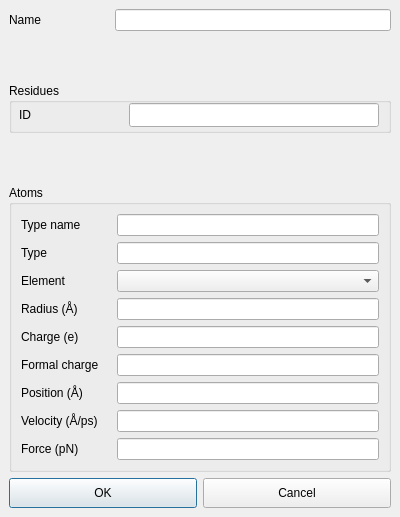
Above: source/VIEW/DIALOGS/compositeProperties.ui from BALL-Project/ball before the change. Below: the same form after it.
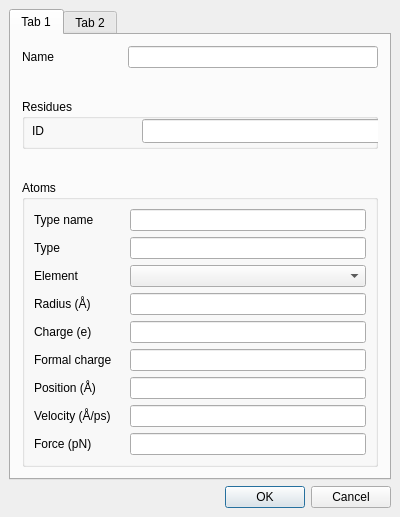
That is the form after the change. The open tabs and pages were chosen to show the change. Custom widgets are drawn as their Qt base class.

Commit message: Added the PropertyEditor widget to CompositeProperties dialog

Patch:
```diff
--- a/source/VIEW/DIALOGS/compositeProperties.ui
+++ b/source/VIEW/DIALOGS/compositeProperties.ui
@@ -12,10 +12,8 @@
     <height>517</height>
    </rect>
   </property>
-  <property name="sizePolicy" >
-   <sizepolicy>
-    <hsizetype>0</hsizetype>
-    <vsizetype>0</vsizetype>
+  <property name="sizePolicy">
+   <sizepolicy hsizetype="Fixed" vsizetype="Fixed">
     <horstretch>0</horstretch>
     <verstretch>0</verstretch>
    </sizepolicy>
@@ -35,82 +33,182 @@
   <property name="windowTitle" >
    <string>Properties</string>
   </property>
-  <layout class="QGridLayout" >
-   <property name="margin" >
+  <layout class="QVBoxLayout" name="verticalLayout">
+   <property name="spacing">
+    <number>6</number>
+   </property>
+   <property name="margin">
     <number>9</number>
    </property>
-   <property name="spacing" >
+   <item>
+    <widget class="QTabWidget" name="tabWidget">
+     <property name="currentIndex">
+      <number>1</number>
+     </property>
+     <widget class="QWidget" name="standard">
+      <attribute name="title">
+       <string>Tab 1</string>
+      </attribute>
+      <layout class="QVBoxLayout" name="verticalLayout_2">
+       <item>
+        <layout class="QHBoxLayout" name="_4">
+         <property name="spacing">
     <number>6</number>
    </property>
-   <item row="5" column="0" colspan="2" >
-    <layout class="QHBoxLayout" >
-     <property name="margin" >
+         <property name="margin">
       <number>0</number>
      </property>
-     <property name="spacing" >
-      <number>6</number>
-     </property>
      <item>
-      <widget class="QPushButton" name="ok_button" >
-       <property name="minimumSize" >
+          <widget class="QLabel" name="textLabel1">
+           <property name="sizePolicy">
+            <sizepolicy hsizetype="Fixed" vsizetype="Minimum">
+             <horstretch>0</horstretch>
+             <verstretch>0</verstretch>
+            </sizepolicy>
+           </property>
+           <property name="minimumSize">
         <size>
-         <width>186</width>
-         <height>30</height>
-        </size>
-       </property>
-       <property name="maximumSize" >
+             <width>100</width>
+             <height>0</height>
+            </size>
+           </property>
+           <property name="maximumSize">
         <size>
-         <width>32767</width>
-         <height>30</height>
-        </size>
-       </property>
-       <property name="text" >
-        <string>OK</string>
-       </property>
-       <property name="default" >
-        <bool>true</bool>
+             <width>100</width>
+             <height>32767</height>
+            </size>
+           </property>
+           <property name="text">
+            <string>Name</string>
+           </property>
+           <property name="alignment">
+            <set>Qt::AlignLeading|Qt::AlignLeft|Qt::AlignVCenter</set>
        </property>
       </widget>
      </item>
      <item>
-      <widget class="QPushButton" name="cancel_button" >
-       <property name="minimumSize" >
-        <size>
-         <width>186</width>
-         <height>30</height>
-        </size>
-       </property>
-       <property name="maximumSize" >
-        <size>
-         <width>32767</width>
-         <height>30</height>
-        </size>
-       </property>
-       <property name="text" >
-        <string>Cancel</string>
+          <widget class="QLineEdit" name="name_edit">
+           <property name="sizePolicy">
+            <sizepolicy hsizetype="Expanding" vsizetype="Minimum">
+             <horstretch>0</horstretch>
+             <verstretch>0</verstretch>
+            </sizepolicy>
        </property>
       </widget>
      </item>
     </layout>
    </item>
-   <item row="4" column="0" colspan="2" >
-    <widget class="QGroupBox" name="atoms_box" >
-     <property name="title" >
+       <item>
+        <spacer name="spacer">
+         <property name="orientation">
+          <enum>Qt::Vertical</enum>
+         </property>
+         <property name="sizeHint" stdset="0">
+          <size>
+           <width>20</width>
+           <height>15</height>
+          </size>
+         </property>
+        </spacer>
+       </item>
+       <item>
+        <widget class="QGroupBox" name="residues_box">
+         <property name="minimumSize">
+          <size>
+           <width>16</width>
+           <height>50</height>
+          </size>
+         </property>
+         <property name="title">
+          <string>Residues</string>
+         </property>
+         <widget class="QLabel" name="textLabel1_2">
+          <property name="geometry">
+           <rect>
+            <x>10</x>
+            <y>20</y>
+            <width>110</width>
+            <height>24</height>
+           </rect>
+          </property>
+          <property name="sizePolicy">
+           <sizepolicy hsizetype="Fixed" vsizetype="Preferred">
+            <horstretch>0</horstretch>
+            <verstretch>0</verstretch>
+           </sizepolicy>
+          </property>
+          <property name="minimumSize">
+           <size>
+            <width>110</width>
+            <height>0</height>
+           </size>
+          </property>
+          <property name="maximumSize">
+           <size>
+            <width>110</width>
+            <height>32767</height>
+           </size>
+          </property>
+          <property name="text">
+           <string>ID</string>
+          </property>
+          <property name="alignment">
+           <set>Qt::AlignLeading|Qt::AlignLeft|Qt::AlignVCenter</set>
+          </property>
+         </widget>
+         <widget class="QLineEdit" name="id_edit">
+          <property name="geometry">
+           <rect>
+            <x>120</x>
+            <y>20</y>
+            <width>250</width>
+            <height>24</height>
+           </rect>
+          </property>
+          <property name="sizePolicy">
+           <sizepolicy hsizetype="Expanding" vsizetype="Preferred">
+            <horstretch>0</horstretch>
+            <verstretch>0</verstretch>
+           </sizepolicy>
+          </property>
+          <property name="minimumSize">
+           <size>
+            <width>0</width>
+            <height>20</height>
+           </size>
+          </property>
+         </widget>
+        </widget>
+       </item>
+       <item>
+        <spacer name="spacer_2">
+         <property name="orientation">
+          <enum>Qt::Vertical</enum>
+         </property>
+         <property name="sizeHint" stdset="0">
+          <size>
+           <width>20</width>
+           <height>15</height>
+          </size>
+         </property>
+        </spacer>
+       </item>
+       <item>
+        <widget class="QGroupBox" name="atoms_box">
+         <property name="title">
       <string>Atoms</string>
      </property>
-     <layout class="QGridLayout" >
-      <property name="margin" >
+         <layout class="QGridLayout" name="_2">
+          <property name="margin">
        <number>9</number>
       </property>
-      <property name="spacing" >
+          <property name="spacing">
        <number>6</number>
       </property>
-      <item row="6" column="0" >
-       <widget class="QLabel" name="TextLabel7" >
-        <property name="sizePolicy" >
-         <sizepolicy>
-          <hsizetype>0</hsizetype>
-          <vsizetype>5</vsizetype>
+          <item row="6" column="0">
+           <widget class="QLabel" name="TextLabel7">
+            <property name="sizePolicy">
+             <sizepolicy hsizetype="Fixed" vsizetype="Preferred">
           <horstretch>0</horstretch>
           <verstretch>0</verstretch>
          </sizepolicy>
@@ -135,15 +233,13 @@
         </property>
        </widget>
       </item>
-      <item row="5" column="1" >
-       <widget class="QLineEdit" name="formal_charge_edit" />
-      </item>
-      <item row="5" column="0" >
-       <widget class="QLabel" name="TextLabel4_2" >
-        <property name="sizePolicy" >
-         <sizepolicy>
-          <hsizetype>0</hsizetype>
-          <vsizetype>5</vsizetype>
+          <item row="5" column="1">
+           <widget class="QLineEdit" name="formal_charge_edit"/>
+          </item>
+          <item row="5" column="0">
+           <widget class="QLabel" name="TextLabel4_2">
+            <property name="sizePolicy">
+             <sizepolicy hsizetype="Fixed" vsizetype="Preferred">
           <horstretch>0</horstretch>
           <verstretch>0</verstretch>
          </sizepolicy>
@@ -168,15 +264,13 @@
         </property>
        </widget>
       </item>
-      <item row="4" column="1" >
-       <widget class="QLineEdit" name="charge_edit" />
-      </item>
-      <item row="4" column="0" >
-       <widget class="QLabel" name="TextLabel4" >
-        <property name="sizePolicy" >
-         <sizepolicy>
-          <hsizetype>0</hsizetype>
-          <vsizetype>5</vsizetype>
+          <item row="4" column="1">
+           <widget class="QLineEdit" name="charge_edit"/>
+          </item>
+          <item row="4" column="0">
+           <widget class="QLabel" name="TextLabel4">
+            <property name="sizePolicy">
+             <sizepolicy hsizetype="Fixed" vsizetype="Preferred">
           <horstretch>0</horstretch>
           <verstretch>0</verstretch>
          </sizepolicy>
@@ -201,15 +295,13 @@
         </property>
        </widget>
       </item>
-      <item row="8" column="1" >
-       <widget class="QLineEdit" name="force_edit" />
-      </item>
-      <item row="8" column="0" >
-       <widget class="QLabel" name="TextLabel6" >
-        <property name="sizePolicy" >
-         <sizepolicy>
-          <hsizetype>0</hsizetype>
-          <vsizetype>5</vsizetype>
+          <item row="8" column="1">
+           <widget class="QLineEdit" name="force_edit"/>
+          </item>
+          <item row="8" column="0">
+           <widget class="QLabel" name="TextLabel6">
+            <property name="sizePolicy">
+             <sizepolicy hsizetype="Fixed" vsizetype="Preferred">
           <horstretch>0</horstretch>
           <verstretch>0</verstretch>
          </sizepolicy>
@@ -234,12 +326,10 @@
         </property>
        </widget>
       </item>
-      <item row="7" column="0" >
-       <widget class="QLabel" name="TextLabel5" >
-        <property name="sizePolicy" >
-         <sizepolicy>
-          <hsizetype>0</hsizetype>
-          <vsizetype>5</vsizetype>
+          <item row="7" column="0">
+           <widget class="QLabel" name="TextLabel5">
+            <property name="sizePolicy">
+             <sizepolicy hsizetype="Fixed" vsizetype="Preferred">
           <horstretch>0</horstretch>
           <verstretch>0</verstretch>
          </sizepolicy>
@@ -264,28 +354,26 @@
         </property>
        </widget>
       </item>
-      <item row="6" column="1" >
-       <widget class="QLineEdit" name="position_edit" >
-        <property name="text" >
+          <item row="6" column="1">
+           <widget class="QLineEdit" name="position_edit">
+            <property name="text">
          <string/>
         </property>
        </widget>
       </item>
-      <item row="7" column="1" >
-       <widget class="QLineEdit" name="velocity_edit" />
-      </item>
-      <item row="0" column="1" >
-       <widget class="QLineEdit" name="type_name_edit" />
-      </item>
-      <item row="3" column="1" >
-       <widget class="QLineEdit" name="radius_edit" />
-      </item>
-      <item row="3" column="0" >
-       <widget class="QLabel" name="TextLabel8" >
-        <property name="sizePolicy" >
-         <sizepolicy>
-          <hsizetype>0</hsizetype>
-          <vsizetype>5</vsizetype>
+          <item row="7" column="1">
+           <widget class="QLineEdit" name="velocity_edit"/>
+          </item>
+          <item row="0" column="1">
+           <widget class="QLineEdit" name="type_name_edit"/>
+          </item>
+          <item row="3" column="1">
+           <widget class="QLineEdit" name="radius_edit"/>
+          </item>
+          <item row="3" column="0">
+           <widget class="QLabel" name="TextLabel8">
+            <property name="sizePolicy">
+             <sizepolicy hsizetype="Fixed" vsizetype="Preferred">
           <horstretch>0</horstretch>
           <verstretch>0</verstretch>
          </sizepolicy>
@@ -310,15 +398,13 @@
         </property>
        </widget>
       </item>
-      <item row="1" column="1" >
-       <widget class="QLineEdit" name="type_edit" />
-      </item>
-      <item row="2" column="0" >
-       <widget class="QLabel" name="TextLabel3" >
-        <property name="sizePolicy" >
-         <sizepolicy>
-          <hsizetype>0</hsizetype>
-          <vsizetype>5</vsizetype>
+          <item row="1" column="1">
+           <widget class="QLineEdit" name="type_edit"/>
+          </item>
+          <item row="2" column="0">
+           <widget class="QLabel" name="TextLabel3">
+            <property name="sizePolicy">
+             <sizepolicy hsizetype="Fixed" vsizetype="Preferred">
           <horstretch>0</horstretch>
           <verstretch>0</verstretch>
          </sizepolicy>
@@ -343,15 +429,13 @@
         </property>
        </widget>
       </item>
-      <item row="2" column="1" >
-       <widget class="QComboBox" name="element_box" />
-      </item>
-      <item row="1" column="0" >
-       <widget class="QLabel" name="TextLabel2_2" >
-        <property name="sizePolicy" >
-         <sizepolicy>
-          <hsizetype>0</hsizetype>
-          <vsizetype>5</vsizetype>
+          <item row="2" column="1">
+           <widget class="QComboBox" name="element_box"/>
+          </item>
+          <item row="1" column="0">
+           <widget class="QLabel" name="TextLabel2_2">
+            <property name="sizePolicy">
+             <sizepolicy hsizetype="Fixed" vsizetype="Preferred">
           <horstretch>0</horstretch>
           <verstretch>0</verstretch>
          </sizepolicy>
@@ -376,12 +460,10 @@
         </property>
        </widget>
       </item>
-      <item row="0" column="0" >
-       <widget class="QLabel" name="TextLabel2" >
-        <property name="sizePolicy" >
-         <sizepolicy>
-          <hsizetype>0</hsizetype>
-          <vsizetype>5</vsizetype>
+          <item row="0" column="0">
+           <widget class="QLabel" name="TextLabel2">
+            <property name="sizePolicy">
+             <sizepolicy hsizetype="Fixed" vsizetype="Preferred">
           <horstretch>0</horstretch>
           <verstretch>0</verstretch>
          </sizepolicy>
@@ -409,176 +491,33 @@
      </layout>
     </widget>
    </item>
-   <item row="3" column="0" >
-    <spacer>
-     <property name="orientation" >
-      <enum>Qt::Vertical</enum>
-     </property>
-     <property name="sizeHint" >
-      <size>
-       <width>20</width>
-       <height>10</height>
-      </size>
-     </property>
-    </spacer>
-   </item>
-   <item row="2" column="0" colspan="2" >
-    <widget class="QGroupBox" name="residues_box" >
-     <property name="minimumSize" >
-      <size>
-       <width>16</width>
-       <height>50</height>
-      </size>
-     </property>
-     <property name="title" >
-      <string>Residues</string>
-     </property>
-     <widget class="QLabel" name="textLabel1_2" >
-      <property name="geometry" >
-       <rect>
-        <x>10</x>
-        <y>20</y>
-        <width>110</width>
-        <height>24</height>
-       </rect>
-      </property>
-      <property name="sizePolicy" >
-       <sizepolicy>
-        <hsizetype>0</hsizetype>
-        <vsizetype>5</vsizetype>
-        <horstretch>0</horstretch>
-        <verstretch>0</verstretch>
-       </sizepolicy>
-      </property>
-      <property name="minimumSize" >
-       <size>
-        <width>110</width>
-        <height>0</height>
-       </size>
-      </property>
-      <property name="maximumSize" >
-       <size>
-        <width>110</width>
-        <height>32767</height>
-       </size>
-      </property>
-      <property name="text" >
-       <string>ID</string>
-      </property>
-      <property name="alignment" >
-       <set>Qt::AlignLeading|Qt::AlignLeft|Qt::AlignVCenter</set>
-      </property>
+      </layout>
      </widget>
-     <widget class="QLineEdit" name="id_edit" >
-      <property name="geometry" >
-       <rect>
-        <x>120</x>
-        <y>20</y>
-        <width>250</width>
-        <height>24</height>
-       </rect>
-      </property>
-      <property name="sizePolicy" >
-       <sizepolicy>
-        <hsizetype>7</hsizetype>
-        <vsizetype>5</vsizetype>
-        <horstretch>0</horstretch>
-        <verstretch>0</verstretch>
-       </sizepolicy>
-      </property>
-      <property name="minimumSize" >
-       <size>
-        <width>0</width>
-        <height>20</height>
-       </size>
-      </property>
+     <widget class="BALL::VIEW::PropertyEditor" name="named">
+      <attribute name="title">
+       <string>Tab 2</string>
+      </attribute>
      </widget>
     </widget>
    </item>
-   <item row="1" column="1" >
-    <spacer>
-     <property name="orientation" >
-      <enum>Qt::Vertical</enum>
-     </property>
-     <property name="sizeHint" >
-      <size>
-       <width>20</width>
-       <height>10</height>
-      </size>
-     </property>
-    </spacer>
-   </item>
-   <item row="0" column="0" colspan="2" >
-    <layout class="QHBoxLayout" >
-     <property name="margin" >
-      <number>0</number>
-     </property>
-     <property name="spacing" >
-      <number>6</number>
-     </property>
      <item>
-      <widget class="QLabel" name="textLabel1" >
-       <property name="sizePolicy" >
-        <sizepolicy>
-         <hsizetype>0</hsizetype>
-         <vsizetype>1</vsizetype>
-         <horstretch>0</horstretch>
-         <verstretch>0</verstretch>
-        </sizepolicy>
-       </property>
-       <property name="minimumSize" >
-        <size>
-         <width>100</width>
-         <height>0</height>
-        </size>
-       </property>
-       <property name="maximumSize" >
-        <size>
-         <width>100</width>
-         <height>32767</height>
-        </size>
-       </property>
-       <property name="text" >
-        <string>Name</string>
-       </property>
-       <property name="alignment" >
-        <set>Qt::AlignLeading|Qt::AlignLeft|Qt::AlignVCenter</set>
-       </property>
-      </widget>
-     </item>
-     <item>
-      <widget class="QLineEdit" name="name_edit" >
-       <property name="sizePolicy" >
-        <sizepolicy>
-         <hsizetype>7</hsizetype>
-         <vsizetype>1</vsizetype>
-         <horstretch>0</horstretch>
-         <verstretch>0</verstretch>
-        </sizepolicy>
-       </property>
-      </widget>
-     </item>
-    </layout>
-   </item>
-  </layout>
+    <widget class="QDialogButtonBox" name="buttonBox">
+     <property name="standardButtons">
+      <set>QDialogButtonBox::Cancel|QDialogButtonBox::Ok</set>
+     </property>
+    </widget>
+   </item>
+  </layout>
  </widget>
- <layoutdefault spacing="6" margin="11" />
- <pixmapfunction></pixmapfunction>
- <tabstops>
-  <tabstop>name_edit</tabstop>
-  <tabstop>id_edit</tabstop>
-  <tabstop>type_name_edit</tabstop>
-  <tabstop>type_edit</tabstop>
-  <tabstop>element_box</tabstop>
-  <tabstop>radius_edit</tabstop>
-  <tabstop>charge_edit</tabstop>
-  <tabstop>formal_charge_edit</tabstop>
-  <tabstop>position_edit</tabstop>
-  <tabstop>velocity_edit</tabstop>
-  <tabstop>force_edit</tabstop>
-  <tabstop>ok_button</tabstop>
-  <tabstop>cancel_button</tabstop>
- </tabstops>
+ <layoutdefault spacing="6" margin="11"/>
+ <customwidgets>
+  <customwidget>
+   <class>BALL::VIEW::PropertyEditor</class>
+   <extends>QWidget</extends>
+   <header location="global">BALL/VIEW/WIDGETS/propertyEditor.h</header>
+   <container>1</container>
+  </customwidget>
+ </customwidgets>
  <includes>
   <include location="global" >BALL/COMMON/global.h</include>
  </includes>
```
Left out of the diff: 125 changed lines with no effect on the pictures. Lines whose indentation alone changed are shown as unchanged. The commit also changes 3 other files.
